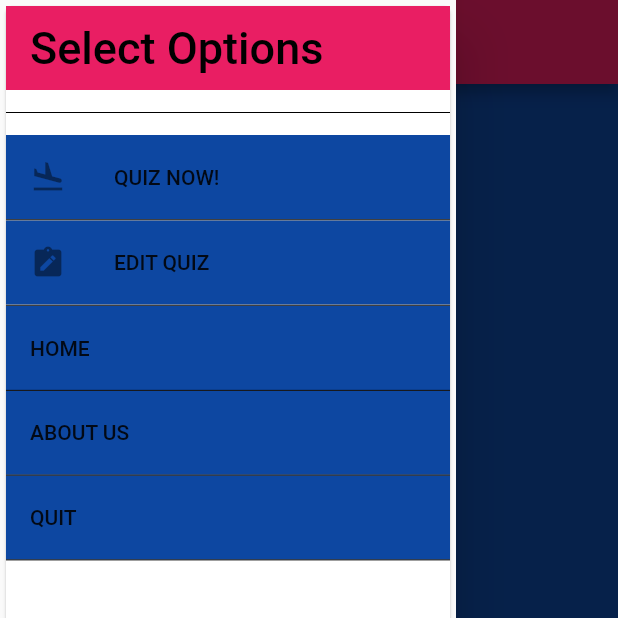
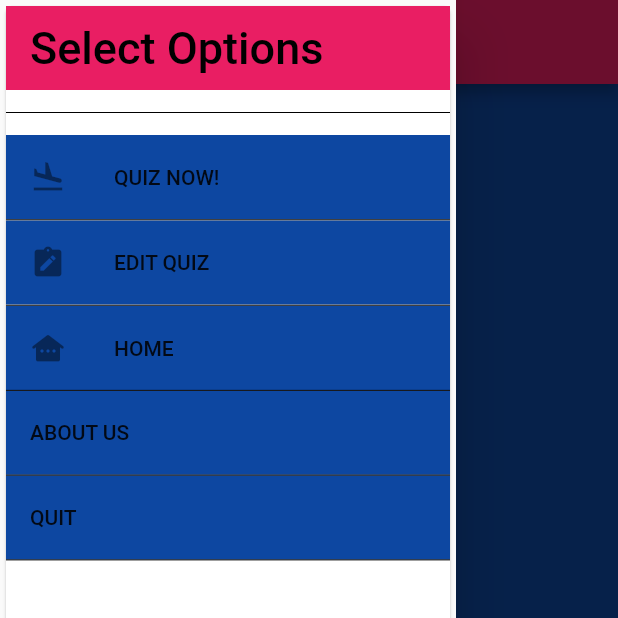
Before and after one commit to uhrzel/mobileApp, a Flutter app: the DashboardHome screen opened directly, with the side drawer open, on a phone screen of 412 x 824 dp, the top half of it. Run offline on Flutter 3.47's test engine with Material 2 defaults, Android fonts, the phone set to English and light mode, and no system bars; Roboto replaces fonts that are missing (Juicer, Mostery).

```diff
--- a/lib/dashboard.dart
+++ b/lib/dashboard.dart
@@ -64,6 +64,7 @@ class DashboardHome extends StatelessWidget {
             height: 1.0,
           ),
           ListTile(
+              leading: const Icon(Icons.other_houses_rounded),
               title: Text('HOME'),
               onTap: () {
                 Navigator.of(context).push(MaterialPageRoute(builder: (BuildContext context) => Dashboard()));
```
Also changed, not shown: 1 other file.
